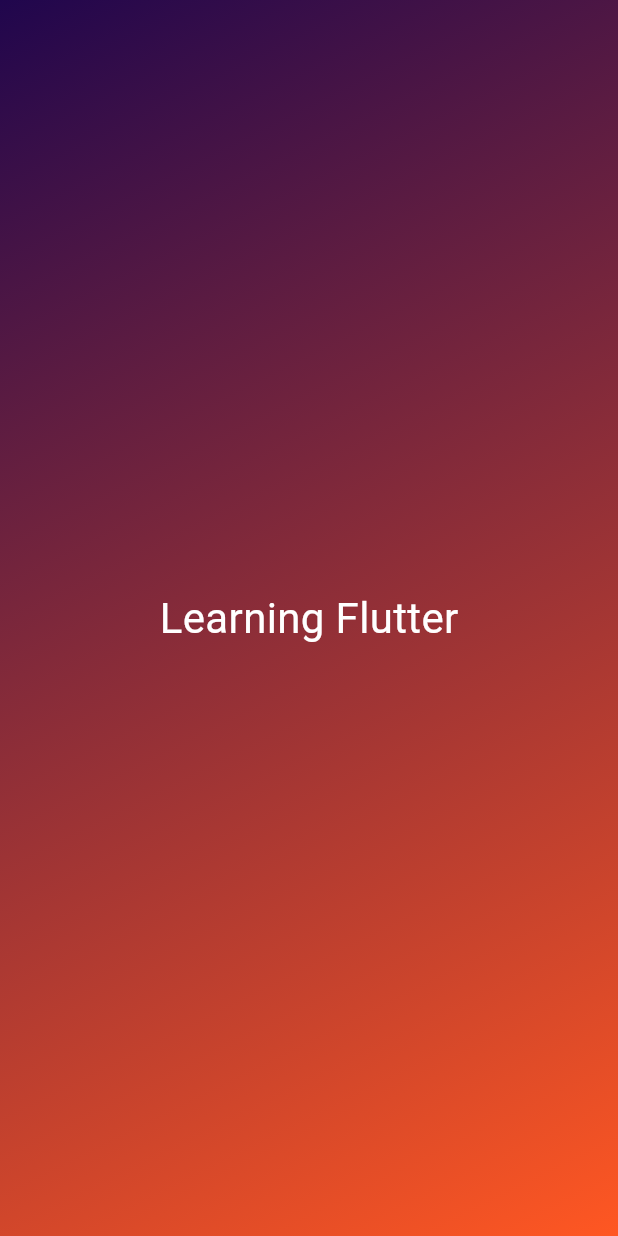
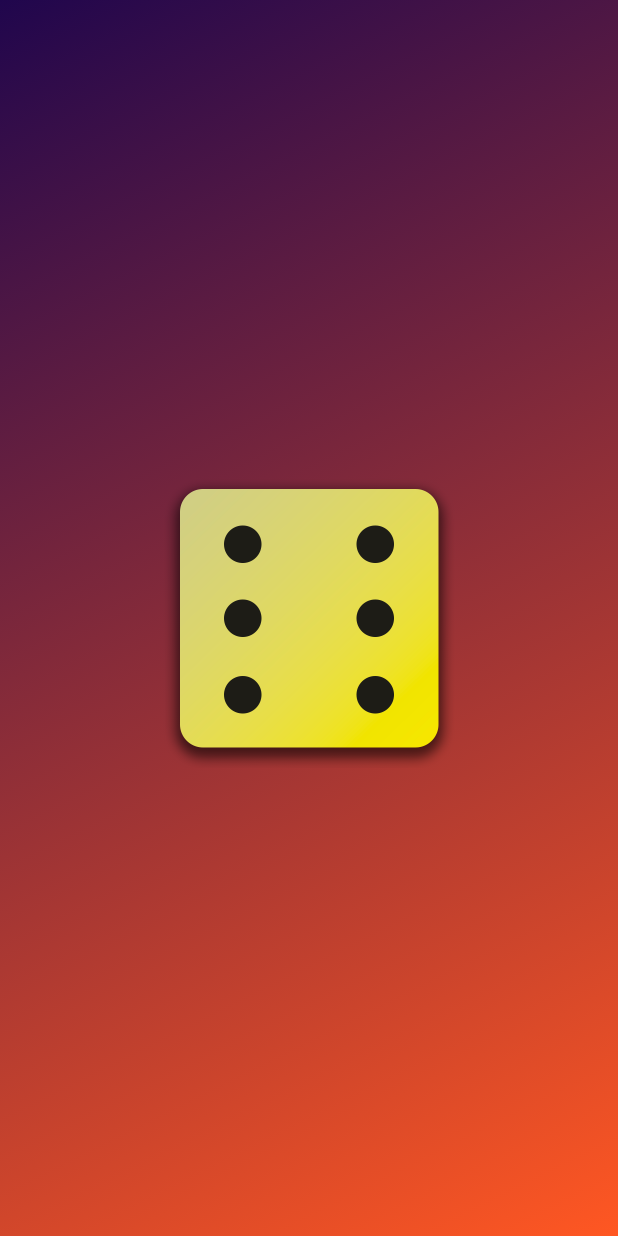
Before and after one commit to shubh-37/my_first_flutter_app, a Flutter app: the screen it shows after launch, on a phone screen of 412 x 824 dp. Run offline on Flutter 3.47's test engine with Material 3 defaults, Android fonts, the phone set to English and light mode, and no system bars.

```diff
--- a/lib/gradient_container.dart
+++ b/lib/gradient_container.dart
@@ -1,4 +1,3 @@
-import "package:first_app/styled_text.dart";
 import "package:flutter/material.dart";
 
 class GradientContainer extends StatelessWidget {
@@ -14,7 +13,12 @@ class GradientContainer extends StatelessWidget {
         gradient: LinearGradient(
             colors: colors, begin: startAlignment, end: endAlignment),
       ),
-      child: const Center(child: StyledText("Learning Flutter")),
+      child: Center(
+        child: Image.asset(
+          'assets/images/dice-6.png',
+          width: 200,
+        ),
+      ),
     );
   }
 }
```
